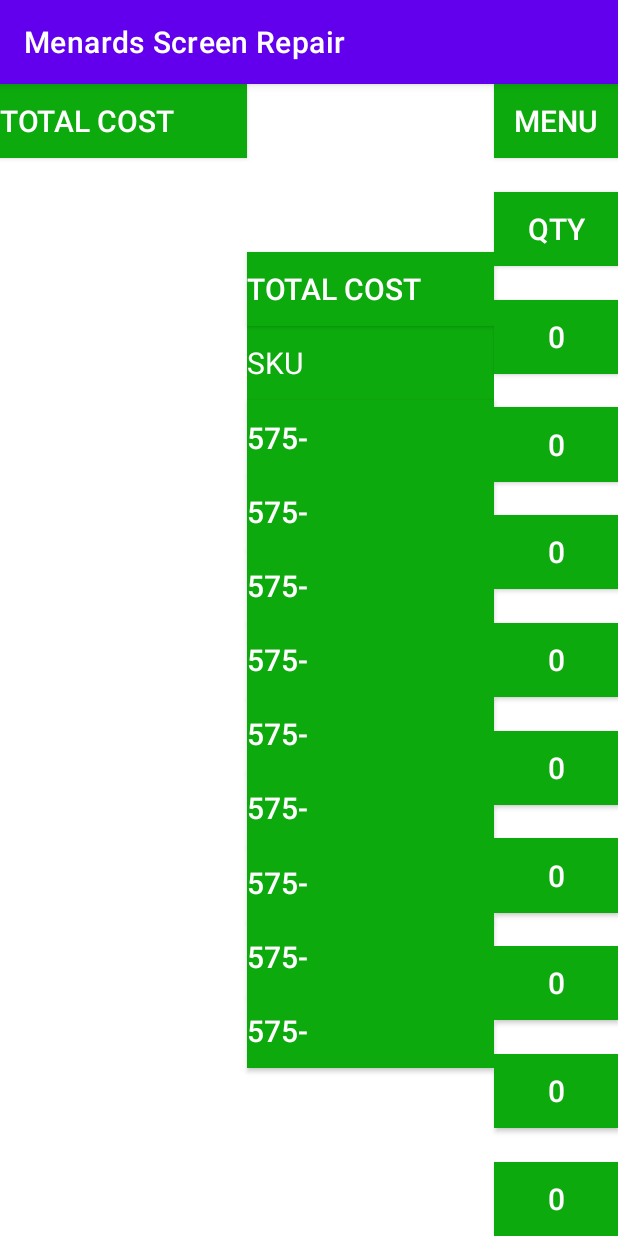
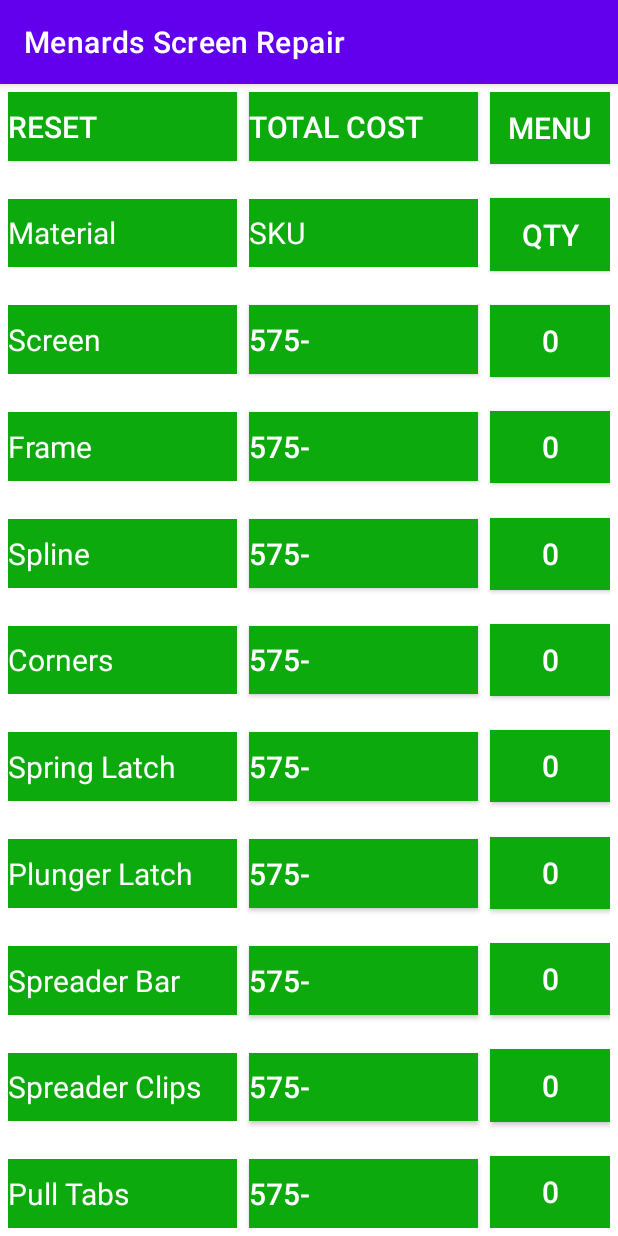
Before and after one commit to StringJoe/menards_screen_repair, an Android app: the screenMaterials screen opened directly, with no data from a screen before it, on a phone screen of 412 x 824 dp. Run offline under Robolectric (Android 15) with nearby library versions, the phone set to English and light mode, and no system bars.

Commit message:
completed the design of the materials file

```diff
--- a/app/src/main/res/layout/activity_screen_materials.xml
+++ b/app/src/main/res/layout/activity_screen_materials.xml
@@ -5,7 +5,8 @@
     android:layout_width="match_parent"
     android:layout_height="match_parent"
     android:background="@color/white"
-    tools:context=".screenMaterials">
+    tools:context=".screenMaterials"
+    android:layout_margin="5dp">
 
     <androidx.constraintlayout.widget.Guideline
         android:id="@+id/guide1"
@@ -15,11 +16,25 @@
         app:layout_constraintGuide_percent="0" />
 
     <androidx.constraintlayout.widget.Guideline
+        android:id="@+id/guide1_2"
+        android:layout_width="wrap_content"
+        android:layout_height="wrap_content"
+        android:orientation="vertical"
+        app:layout_constraintGuide_percent="0.38"/>
+
+    <androidx.constraintlayout.widget.Guideline
         android:id="@+id/guide2"
         android:layout_width="wrap_content"
         android:layout_height="wrap_content"
         android:orientation="vertical"
         app:layout_constraintGuide_percent="0.4" />
+
+    <androidx.constraintlayout.widget.Guideline
+        android:id="@+id/guide2_1"
+        android:layout_width="wrap_content"
+        android:layout_height="wrap_content"
+        android:orientation="vertical"
+        app:layout_constraintGuide_percent="0.78"/>
 
     <androidx.constraintlayout.widget.Guideline
         android:id="@+id/guide3"
@@ -34,15 +49,16 @@
         android:layout_height="0dp"
         android:background="@color/menards_green"
         android:gravity="center_vertical"
-        android:text="Total Cost"
+        android:text="Reset"
         android:textColor="@color/white"
         android:textSize="20sp"
+        app:layout_constraintBottom_toTopOf="@+id/textView"
         app:layout_constraintDimensionRatio="1:0.3"
-        app:layout_constraintEnd_toEndOf="@id/guide2"
-        app:layout_constraintHorizontal_bias="0.0"
+        app:layout_constraintEnd_toEndOf="@id/guide1_2"
+        app:layout_constraintHorizontal_bias="0.5"
         app:layout_constraintStart_toEndOf="@id/guide1"
         app:layout_constraintTop_toTopOf="parent"
-        app:layout_constraintVertical_chainStyle="packed" />
+        app:layout_constraintVertical_chainStyle="spread_inside" />
 
     <TextView
         android:id="@+id/textView"
@@ -53,11 +69,12 @@
         android:text="Material"
         android:textColor="@color/white"
         android:textSize="20sp"
+        app:layout_constraintBottom_toTopOf="@+id/textView2"
         app:layout_constraintDimensionRatio="1:0.3"
-        app:layout_constraintEnd_toEndOf="@id/guide2"
-        app:layout_constraintHorizontal_bias="0.0"
+        app:layout_constraintEnd_toEndOf="@id/guide1_2"
+        app:layout_constraintHorizontal_bias="0.5"
         app:layout_constraintStart_toEndOf="@id/guide1"
-        tools:layout_editor_absoluteY="59dp" />
+        app:layout_constraintTop_toBottomOf="@+id/resetBtn" />
 
     <TextView
         android:id="@+id/textView2"
@@ -68,11 +85,12 @@
         android:text="Screen"
         android:textColor="@color/white"
         android:textSize="20sp"
+        app:layout_constraintBottom_toTopOf="@+id/textView3"
         app:layout_constraintDimensionRatio="1:0.3"
-        app:layout_constraintEnd_toEndOf="@id/guide2"
-        app:layout_constraintHorizontal_bias="0.0"
+        app:layout_constraintEnd_toEndOf="@id/guide1_2"
+        app:layout_constraintHorizontal_bias="0.5"
         app:layout_constraintStart_toEndOf="@id/guide1"
-        tools:layout_editor_absoluteY="109dp" />
+        app:layout_constraintTop_toBottomOf="@+id/textView" />
 
     <TextView
         android:id="@+id/textView3"
@@ -83,11 +101,28 @@
         android:text="Frame"
         android:textColor="@color/white"
         android:textSize="20sp"
+        app:layout_constraintBottom_toTopOf="@+id/textView13"
         app:layout_constraintDimensionRatio="1:0.3"
-        app:layout_constraintEnd_toEndOf="@id/guide2"
-        app:layout_constraintHorizontal_bias="0.0"
+        app:layout_constraintEnd_toEndOf="@id/guide1_2"
+        app:layout_constraintHorizontal_bias="0.5"
         app:layout_constraintStart_toEndOf="@id/guide1"
-        tools:layout_editor_absoluteY="164dp" />
+        app:layout_constraintTop_toBottomOf="@+id/textView2" />
+
+    <TextView
+        android:id="@+id/textView13"
+        android:layout_width="0dp"
+        android:layout_height="0dp"
+        android:background="@color/menards_green"
+        android:gravity="center_vertical"
+        android:text="Spline"
+        android:textColor="@color/white"
+        android:textSize="20sp"
+        app:layout_constraintBottom_toTopOf="@+id/textView5"
+        app:layout_constraintDimensionRatio="1:0.3"
+        app:layout_constraintEnd_toEndOf="@id/guide1_2"
+        app:layout_constraintHorizontal_bias="0.5"
+        app:layout_constraintStart_toEndOf="@id/guide1"
+        app:layout_constraintTop_toBottomOf="@+id/textView3" />
 
     <TextView
         android:id="@+id/textView5"
@@ -98,11 +133,12 @@
         android:text="Corners"
         android:textColor="@color/white"
         android:textSize="20sp"
+        app:layout_constraintBottom_toTopOf="@+id/textView6"
         app:layout_constraintDimensionRatio="1:0.3"
-        app:layout_constraintEnd_toEndOf="@id/guide2"
-        app:layout_constraintHorizontal_bias="0.0"
+        app:layout_constraintEnd_toEndOf="@id/guide1_2"
+        app:layout_constraintHorizontal_bias="0.5"
         app:layout_constraintStart_toEndOf="@id/guide1"
-        tools:layout_editor_absoluteY="285dp" />
+        app:layout_constraintTop_toBottomOf="@+id/textView13" />
 
     <TextView
         android:id="@+id/textView6"
@@ -113,11 +149,12 @@
         android:text="Spring Latch"
         android:textColor="@color/white"
         android:textSize="20sp"
+        app:layout_constraintBottom_toTopOf="@+id/textView7"
         app:layout_constraintDimensionRatio="1:0.3"
-        app:layout_constraintEnd_toEndOf="@id/guide2"
-        app:layout_constraintHorizontal_bias="0.0"
+        app:layout_constraintEnd_toEndOf="@id/guide1_2"
+        app:layout_constraintHorizontal_bias="0.5"
         app:layout_constraintStart_toEndOf="@id/guide1"
-        tools:layout_editor_absoluteY="335dp" />
+        app:layout_constraintTop_toBottomOf="@+id/textView5" />
 
     <TextView
         android:id="@+id/textView7"
@@ -128,11 +165,12 @@
         android:text="Plunger Latch"
         android:textColor="@color/white"
         android:textSize="20sp"
+        app:layout_constraintBottom_toTopOf="@+id/textView8"
         app:layout_constraintDimensionRatio="1:0.3"
-        app:layout_constraintEnd_toEndOf="@id/guide2"
-        app:layout_constraintHorizontal_bias="0.0"
+        app:layout_constraintEnd_toEndOf="@id/guide1_2"
+        app:layout_constraintHorizontal_bias="0.5"
         app:layout_constraintStart_toEndOf="@id/guide1"
-        tools:layout_editor_absoluteY="385dp" />
+        app:layout_constraintTop_toBottomOf="@+id/textView6" />
 
     <TextView
         android:id="@+id/textView8"
@@ -143,11 +181,12 @@
         android:text="Spreader Bar"
         android:textColor="@color/white"
         android:textSize="20sp"
+        app:layout_constraintBottom_toTopOf="@+id/textView12"
         app:layout_constraintDimensionRatio="1:0.3"
-        app:layout_constraintEnd_toEndOf="@id/guide2"
-        app:layout_constraintHorizontal_bias="0.0"
+        app:layout_constraintEnd_toEndOf="@id/guide1_2"
+        app:layout_constraintHorizontal_bias="0.5"
         app:layout_constraintStart_toEndOf="@id/guide1"
-        tools:layout_editor_absoluteY="435dp" />
+        app:layout_constraintTop_toBottomOf="@+id/textView7" />
 
     <TextView
         android:id="@+id/textView12"
@@ -158,11 +197,12 @@
         android:text="Spreader Clips"
         android:textColor="@color/white"
         android:textSize="20sp"
+        app:layout_constraintBottom_toTopOf="@+id/textView9"
         app:layout_constraintDimensionRatio="1:0.3"
-        app:layout_constraintEnd_toEndOf="@id/guide2"
-        app:layout_constraintHorizontal_bias="0.0"
+        app:layout_constraintEnd_toEndOf="@id/guide1_2"
+        app:layout_constraintHorizontal_bias="0.5"
         app:layout_constraintStart_toEndOf="@id/guide1"
-        tools:layout_editor_absoluteY="505dp" />
+        app:layout_constraintTop_toBottomOf="@+id/textView8" />
 
     <TextView
         android:id="@+id/textView9"
@@ -173,11 +213,12 @@
         android:text="Pull Tabs"
         android:textColor="@color/white"
         android:textSize="20sp"
+        app:layout_constraintBottom_toBottomOf="parent"
         app:layout_constraintDimensionRatio="1:0.3"
-        app:layout_constraintEnd_toEndOf="@id/guide2"
-        app:layout_constraintHorizontal_bias="0.0"
+        app:layout_constraintEnd_toEndOf="@id/guide1_2"
+        app:layout_constraintHorizontal_bias="0.5"
         app:layout_constraintStart_toEndOf="@id/guide1"
-        tools:layout_editor_absoluteY="553dp" />
+        app:layout_constraintTop_toBottomOf="@+id/textView12" />
 
     <androidx.appcompat.widget.AppCompatButton
         android:id="@+id/costScreen"
@@ -190,11 +231,11 @@
         android:textSize="20sp"
         app:layout_constraintBottom_toTopOf="@+id/textView10"
         app:layout_constraintDimensionRatio="1:0.3"
-        app:layout_constraintEnd_toEndOf="@id/guide3"
+        app:layout_constraintEnd_toEndOf="@id/guide2_1"
         app:layout_constraintHorizontal_bias="0.5"
         app:layout_constraintStart_toEndOf="@id/guide2"
         app:layout_constraintTop_toTopOf="parent"
-        app:layout_constraintVertical_chainStyle="packed" />
+        app:layout_constraintVertical_chainStyle="spread_inside" />
 
     <TextView
         android:id="@+id/textView10"
@@ -207,7 +248,7 @@
         android:textSize="20sp"
         app:layout_constraintBottom_toTopOf="@+id/screenBtn"
         app:layout_constraintDimensionRatio="1:0.3"
-        app:layout_constraintEnd_toEndOf="@id/guide3"
+        app:layout_constraintEnd_toEndOf="@id/guide2_1"
         app:layout_constraintHorizontal_bias="0.5"
         app:layout_constraintStart_toEndOf="@id/guide2"
         app:layout_constraintTop_toBottomOf="@+id/costScreen" />
@@ -223,7 +264,7 @@
         android:textSize="20sp"
         app:layout_constraintBottom_toTopOf="@+id/frameBtn"
         app:layout_constraintDimensionRatio="1:0.3"
-        app:layout_constraintEnd_toEndOf="@id/guide3"
+        app:layout_constraintEnd_toEndOf="@id/guide2_1"
         app:layout_constraintHorizontal_bias="0.5"
         app:layout_constraintStart_toEndOf="@id/guide2"
         app:layout_constraintTop_toBottomOf="@+id/textView10" />
@@ -239,7 +280,7 @@
         android:textSize="20sp"
         app:layout_constraintBottom_toTopOf="@+id/splineBtn"
         app:layout_constraintDimensionRatio="1:0.3"
-        app:layout_constraintEnd_toEndOf="@id/guide3"
+        app:layout_constraintEnd_toEndOf="@id/guide2_1"
         app:layout_constraintHorizontal_bias="0.5"
         app:layout_constraintStart_toEndOf="@id/guide2"
         app:layout_constraintTop_toBottomOf="@+id/screenBtn" />
@@ -255,7 +296,7 @@
         android:textSize="20sp"
         app:layout_constraintBottom_toTopOf="@+id/cornerBtn"
         app:layout_constraintDimensionRatio="1:0.3"
-        app:layout_constraintEnd_toEndOf="@id/guide3"
+        app:layout_constraintEnd_toEndOf="@id/guide2_1"
         app:layout_constraintHorizontal_bias="0.5"
         app:layout_constraintStart_toEndOf="@id/guide2"
         app:layout_constraintTop_toBottomOf="@+id/frameBtn" />
@@ -271,7 +312,7 @@
         android:textSize="20sp"
         app:layout_constraintBottom_toTopOf="@+id/springBtn"
         app:layout_constraintDimensionRatio="1:0.3"
-        app:layout_constraintEnd_toEndOf="@id/guide3"
+        app:layout_constraintEnd_toEndOf="@id/guide2_1"
         app:layout_constraintHorizontal_bias="0.5"
         app:layout_constraintStart_toEndOf="@id/guide2"
         app:layout_constraintTop_toBottomOf="@+id/splineBtn" />
@@ -287,7 +328,7 @@
         android:textSize="20sp"
         app:layout_constraintBottom_toTopOf="@+id/plungerBtn"
         app:layout_constraintDimensionRatio="1:0.3"
-        app:layout_constraintEnd_toEndOf="@id/guide3"
+        app:layout_constraintEnd_toEndOf="@id/guide2_1"
         app:layout_constraintHorizontal_bias="0.5"
         app:layout_constraintStart_toEndOf="@id/guide2"
         app:layout_constraintTop_toBottomOf="@+id/cornerBtn" />
@@ -303,7 +344,7 @@
         android:textSize="20sp"
         app:layout_constraintBottom_toTopOf="@+id/spreaderBarBtn"
         app:layout_constraintDimensionRatio="1:0.3"
-        app:layout_constraintEnd_toEndOf="@id/guide3"
+        app:layout_constraintEnd_toEndOf="@id/guide2_1"
         app:layout_constraintHorizontal_bias="0.5"
         app:layout_constraintStart_toEndOf="@id/guide2"
         app:layout_constraintTop_toBottomOf="@+id/springBtn" />
@@ -319,7 +360,7 @@
         android:textSize="20sp"
         app:layout_constraintBottom_toTopOf="@+id/spreaderClipsBtn"
         app:layout_constraintDimensionRatio="1:0.3"
-        app:layout_constraintEnd_toEndOf="@id/guide3"
+        app:layout_constraintEnd_toEndOf="@id/guide2_1"
         app:layout_constraintHorizontal_bias="0.5"
         app:layout_constraintStart_toEndOf="@id/guide2"
         app:layout_constraintTop_toBottomOf="@+id/plungerBtn" />
@@ -335,7 +376,7 @@
         android:textSize="20sp"
         app:layout_constraintBottom_toTopOf="@+id/pullTabsBtn"
         app:layout_constraintDimensionRatio="1:0.3"
-        app:layout_constraintEnd_toEndOf="@id/guide3"
+        app:layout_constraintEnd_toEndOf="@id/guide2_1"
         app:layout_constraintHorizontal_bias="0.5"
         app:layout_constraintStart_toEndOf="@id/guide2"
         app:layout_constraintTop_toBottomOf="@+id/spreaderBarBtn" />
@@ -351,7 +392,7 @@
         android:textSize="20sp"
         app:layout_constraintBottom_toBottomOf="parent"
         app:layout_constraintDimensionRatio="1:0.3"
-        app:layout_constraintEnd_toEndOf="@id/guide3"
+        app:layout_constraintEnd_toEndOf="@id/guide2_1"
         app:layout_constraintHorizontal_bias="0.5"
         app:layout_constraintStart_toEndOf="@id/guide2"
         app:layout_constraintTop_toBottomOf="@+id/spreaderClipsBtn" />
```
